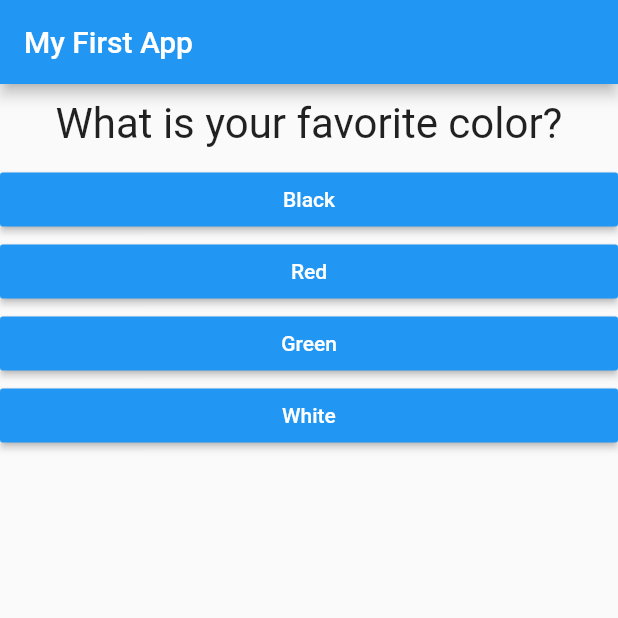
After one commit to niranjandawadi/flutter_practice, a Flutter app: the screen it shows after launch, on a phone screen of 412 x 824 dp, the top half of it. The commit adds this screen. Run offline on Flutter 3.47's test engine with Material 2 defaults, Android fonts, the phone set to English and light mode, and no system bars.

Commit message:
Completed first app

```diff
--- a/lib/main.dart
+++ b/lib/main.dart
@@ -1,7 +1,7 @@
 import 'package:flutter/material.dart';
 
-import './question.dart';
-import './answer.dart';
+import 'package:flutter_practice/result.dart';
+import './quiz.dart';
 
 void main() => runApp(MyApp());
 
@@ -15,28 +15,53 @@ class MyApp extends StatefulWidget {
 
 class _MyAppState extends State<MyApp> {
   var _questionIndex = 0;
+  var _totalScore = 0;
 
-  final question = const [
+  void _resetQuiz() {
+    setState(() {
+      _questionIndex = 0;
+      _totalScore = 0;
+    });
+  }
+
+  final _question = const [
     {
       'questionText': 'What is your favorite color?',
-      'answer': ['Black', 'Red', 'Green', 'White'],
+      'answer': [
+        {'text': 'Black', 'score': 10},
+        {'text': 'Red', 'score': 5},
+        {'text': 'Green', 'score': 3},
+        {'text': 'White', 'score': 1},
+      ],
     },
     {
       'questionText': 'What\'s your favorite animal?',
-      'answer': ['Rabbit', 'Snake', 'Elephant', 'Lion'],
+      'answer': [
+        {'text': 'Rabbit', 'score': 3},
+        {'text': 'Snake', 'score': 11},
+        {'text': 'Elephant', 'score': 5},
+        {'text': 'Lion', 'score': 9},
+      ],
     },
     {
       'questionText': 'Who\'s your favorite instructor?',
-      'answer': ['Max', 'Ram', 'Hari', 'Shyam'],
+      'answer': [
+        {'text': 'Max', 'score': 3},
+        {'text': 'Ram', 'score': 3},
+        {'text': 'Hari', 'score': 3},
+        {'text': 'Shyam', 'score': 3},
+      ],
     },
   ];
 
-  void _answerQuestion() {
+  void _answerQuestion(int score) {
+    _totalScore += score;
+
     setState(() {
       _questionIndex = _questionIndex + 1;
     });
 
-    if (_questionIndex < question.length) {}
+    if (_questionIndex < _question.length) {}
   }
 
   @override
@@ -48,19 +73,13 @@ class _MyAppState extends State<MyApp> {
             "My First App",
           ),
         ),
-        body: _questionIndex < question.length
-            ? Column(
-                children: [
-                  Question(question[_questionIndex]['questionText'] as String),
-                  ...(question[_questionIndex]['answer'] as List<String>)
-                      .map((answer) {
-                    return Answer(_answerQuestion, answer);
-                  }).toList()
-                ],
+        body: _questionIndex < _question.length
+            ? Quiz(
+                answerQuestion: () => _answerQuestion,
+                questionIndex: _questionIndex,
+                question: _question,
               )
-            : Center(
-                child: Text('You did it!'),
-              ),
+            : Result(_totalScore, _resetQuiz),
       ),
     );
   }
--- /dev/null
+++ b/lib/quiz.dart
@@ -0,0 +1,29 @@
+import 'package:flutter/material.dart';
+import './question.dart';
+import './answer.dart';
+
+class Quiz extends StatelessWidget {
+  final List<Map<String, Object>> question;
+  final int questionIndex;
+  final VoidCallback answerQuestion;
+
+  Quiz({
+    required this.question,
+    required this.answerQuestion,
+    required this.questionIndex,
+  });
+
+  @override
+  Widget build(BuildContext context) {
+    return Column(
+      children: [
+        Question(question[questionIndex]['questionText'] as String),
+        ...(question[questionIndex]['answer'] as List<Map<String, Object>>)
+            .map((answer) {
+          return Answer(
+              () => answerQuestion(answer['score']), answer['text'] as String);
+        }).toList()
+      ],
+    );
+  }
+}
```
Also changed, not shown: lib/result.dart (added, +44 -0 lines).
